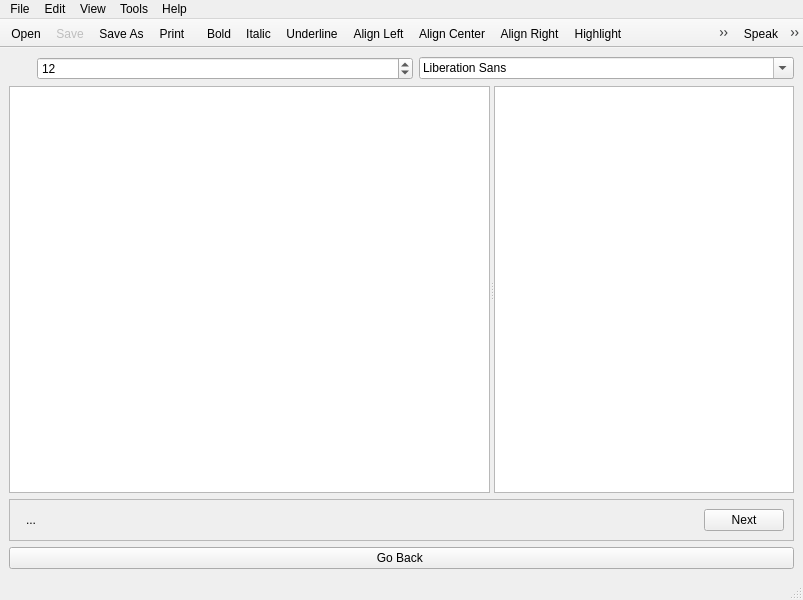
First picture: the form in ui/mainwindow.ui, repository nyov/writetype, before the edit.
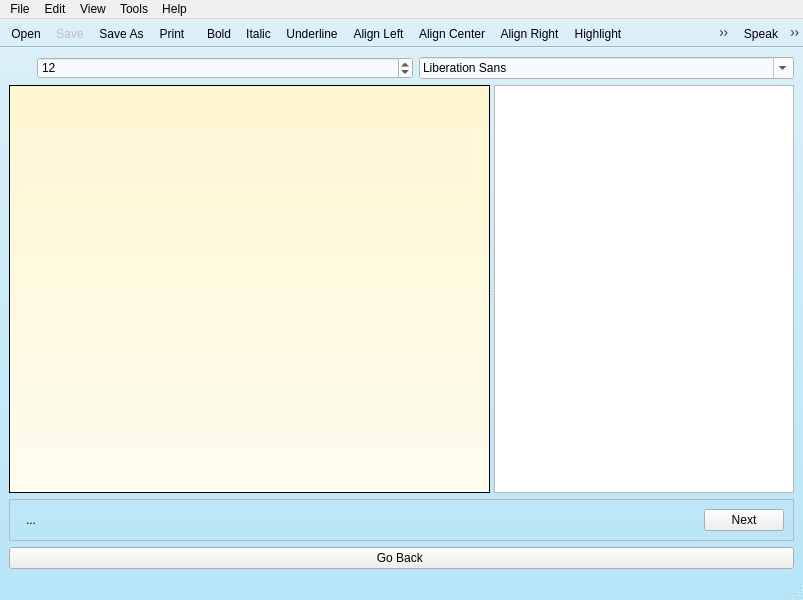
Second picture: the form after the edit. Icons and pictures are not drawn. Custom widgets are drawn as their Qt base class.

What changed in the file:
```diff
--- a/ui/mainwindow.ui
+++ b/ui/mainwindow.ui
@@ -18,7 +18,35 @@
    <iconset resource="../res/resources.qrc">
     <normaloff>:/res/key120x120.png</normaloff>:/res/key120x120.png</iconset>
   </property>
+  <property name="styleSheet">
+   <string notr="true">#MainWindow {
+	background: qlineargradient(spread:pad, x1:0, y1:0, x2:0, y2:1, stop:0 rgba(222, 240, 248, 255), stop:1 rgba(183, 229, 248, 255));
+}
+#MainWindow #centralwidget {
+	background: transparent;
+}
+#MainWindow .QToolBar {
+	background: transparent;
+}
+.QFontComboBox, .QSpinBox {
+	background: rgb(247, 251, 254);
+}
+#textArea { 
+	background: qlineargradient(spread:pad, x1:0, y1:0, x2:0, y2:1, stop:0 rgba(255, 246, 209, 255), stop:1 rgba(255, 252, 240, 255));
+}
+QMenu {
+	background-color: rgb(217, 245, 255);
+	border: 2px solid gray;
+	border-radius: 5px;
+}
+QMenu::item:selected {
+	background-color: rgb(191, 216, 224);
+}</string>
+  </property>
   <widget class="QWidget" name="centralwidget">
+   <property name="styleSheet">
+    <string notr="true"/>
+   </property>
    <layout class="QVBoxLayout" name="verticalLayout">
     <item>
      <layout class="QGridLayout" name="gridLayout">
@@ -256,6 +284,12 @@
    <property name="movable">
     <bool>false</bool>
    </property>
+   <property name="iconSize">
+    <size>
+     <width>26</width>
+     <height>26</height>
+    </size>
+   </property>
    <attribute name="toolBarArea">
     <enum>TopToolBarArea</enum>
    </attribute>
@@ -277,6 +311,12 @@
    <property name="movable">
     <bool>false</bool>
    </property>
+   <property name="iconSize">
+    <size>
+     <width>26</width>
+     <height>26</height>
+    </size>
+   </property>
    <attribute name="toolBarArea">
     <enum>TopToolBarArea</enum>
    </attribute>
@@ -300,6 +340,12 @@
    <property name="movable">
     <bool>false</bool>
    </property>
+   <property name="iconSize">
+    <size>
+     <width>26</width>
+     <height>26</height>
+    </size>
+   </property>
    <attribute name="toolBarArea">
     <enum>TopToolBarArea</enum>
    </attribute>
```
